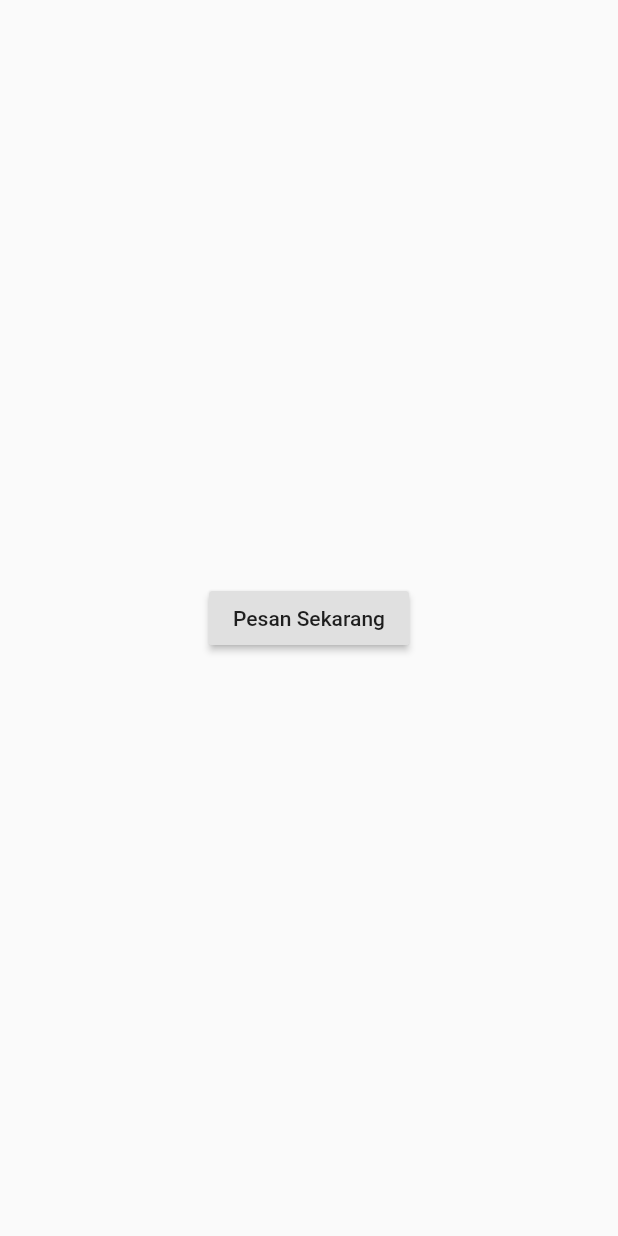
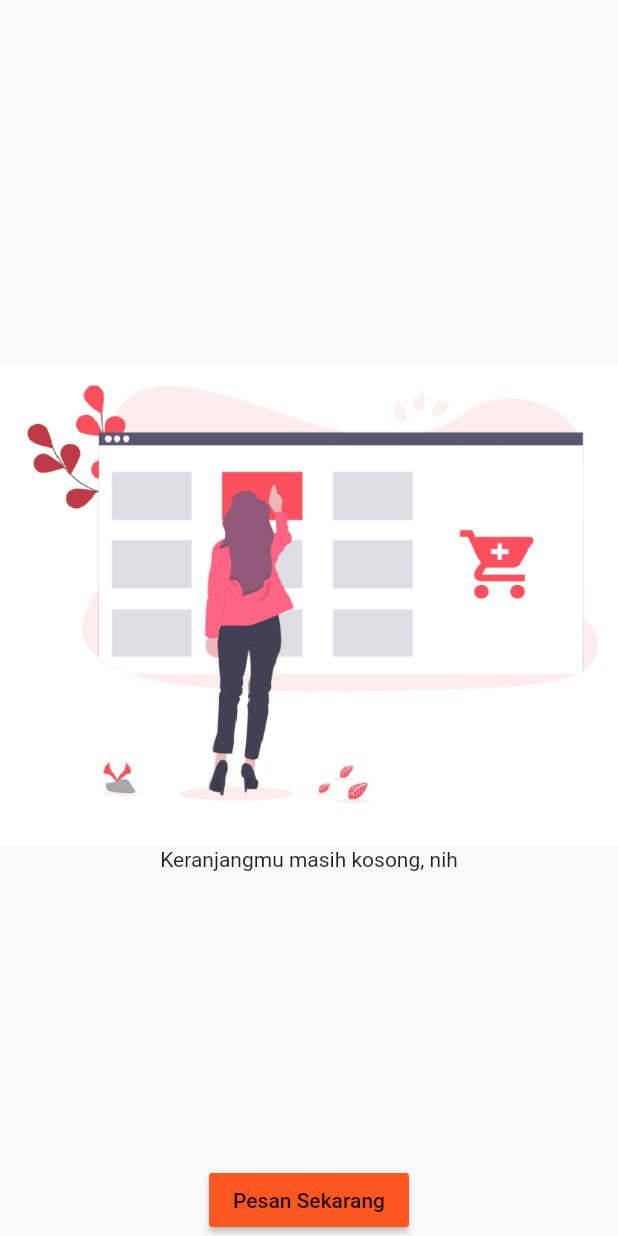
Before and after one commit to jonbonto/64816b644f3f9671d45bc954e7de704ddc3e5d17, a Flutter app: the CartPage screen opened directly, on a phone screen of 412 x 824 dp. Run offline on Flutter 3.47's test engine with Material 2 defaults, Android fonts, the phone set to English and light mode, and no system bars; our stand-ins replace equatable, flutter_spinkit, material_design_icons_flutter; network calls fail.

Commit message:
empty cart

```diff
--- a/lib/main.dart
+++ b/lib/main.dart
@@ -12,7 +12,7 @@ class MyApp extends StatelessWidget {
     return MaterialApp(
       title: 'Kulinary',
       theme: ThemeData(
-        primarySwatch: Colors.blue,
+        primarySwatch: Colors.deepOrange,
         visualDensity: VisualDensity.adaptivePlatformDensity,
       ),
       home: ProductListPage(),
--- a/lib/shared/theme.dart
+++ b/lib/shared/theme.dart
@@ -2,7 +2,7 @@ part of 'shared.dart';
 
 const double defaultMargin = 16;
 
-Color mainColor = Color(0xFF503E90);
+Color mainColor = Color(0xFFF9423A);
 Color accentColor1 = Color(0xFF2C1F63);
 Color accentColor2 = Color(0xFFFBD460);
 Color accentColor3 = Color(0xFFADADAD);
--- a/lib/ui/pages/cart_page.dart
+++ b/lib/ui/pages/cart_page.dart
@@ -10,12 +10,32 @@ class _CartPageState extends State<CartPage> {
   Widget build(BuildContext context) {
     if (cart.products.length == 0)
       return Scaffold(
-        body: Center(
-          child: RaisedButton(
-            child: Text('Pesan Sekarang'),
-            onPressed: () => Navigator.of(context)
-                .push(MaterialPageRoute(builder: (_) => ProductListPage())),
-          ),
+        body: Stack(
+          children: [
+            Center(
+              child: Column(
+                mainAxisAlignment: MainAxisAlignment.center,
+                children: [
+                  SizedBox(
+                    child: Image.asset(
+                      'assets/cart_empty.png',
+                      fit: BoxFit.cover,
+                    ),
+                  ),
+                  Text('Keranjangmu masih kosong, nih')
+                ],
+              ),
+            ),
+            Align(
+              alignment: Alignment.bottomCenter,
+              child: RaisedButton(
+                color: Colors.deepOrange,
+                child: Text('Pesan Sekarang'),
+                onPressed: () => Navigator.of(context)
+                    .push(MaterialPageRoute(builder: (_) => ProductListPage())),
+              ),
+            ),
+          ],
         ),
       );
 
--- a/pubspec.yaml
+++ b/pubspec.yaml
@@ -49,8 +49,8 @@ flutter:
   uses-material-design: true
 
   # To add assets to your application, add an assets section, like this:
-  # assets:
-  #   - images/a_dot_burr.jpeg
+  assets:
+    - assets/
   #   - images/a_dot_ham.jpeg
 
   # An image asset can refer to one or more resolution-specific "variants", see
```
Also changed, not shown: assets/cart_empty.png (added).
